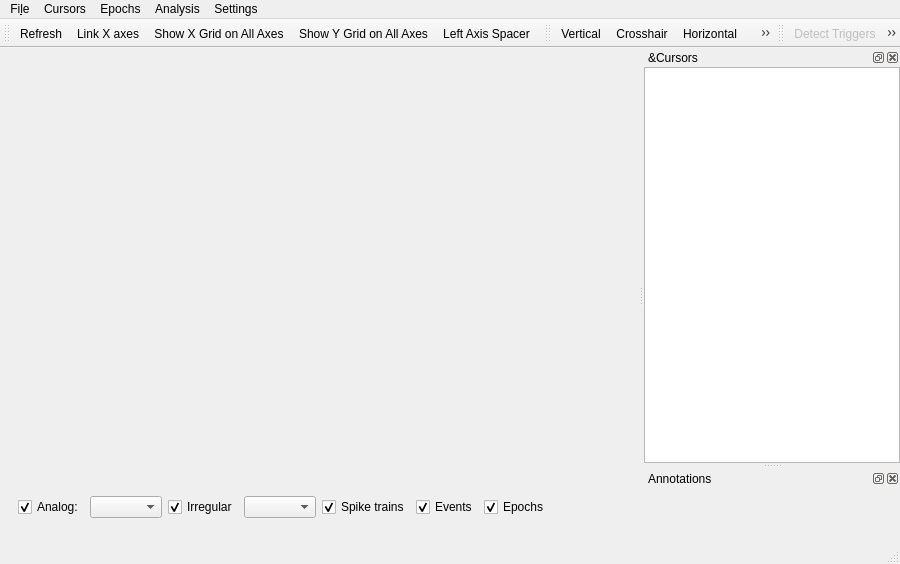
ctigaret/scipyen, file src/scipyen/gui/signalviewer.ui: the form before one commit.
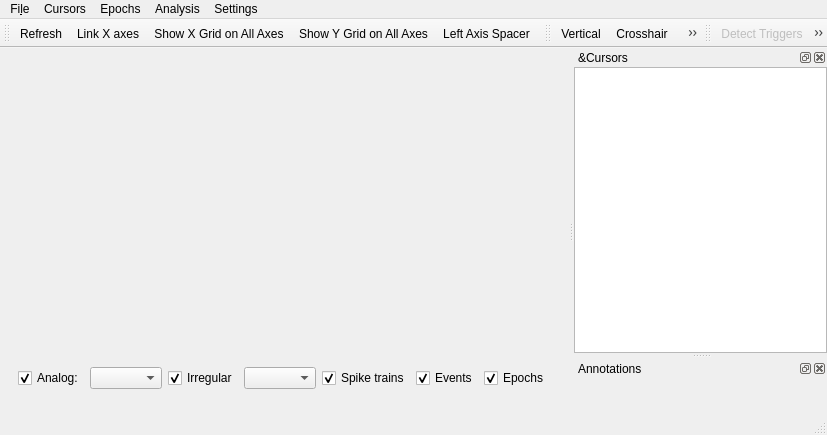
The form after the commit. Icons and pictures are not drawn. Custom widgets are drawn as their Qt base class.

Patch:
```diff
--- a/src/scipyen/gui/signalviewer.ui
+++ b/src/scipyen/gui/signalviewer.ui
@@ -6,8 +6,8 @@
    <rect>
     <x>0</x>
     <y>0</y>
-    <width>900</width>
-    <height>564</height>
+    <width>827</width>
+    <height>435</height>
    </rect>
   </property>
   <property name="sizePolicy">
@@ -126,8 +126,8 @@
     <rect>
      <x>0</x>
      <y>0</y>
-     <width>900</width>
-     <height>29</height>
+     <width>827</width>
+     <height>28</height>
     </rect>
    </property>
    <widget class="QMenu" name="menuFile">
```
Left out of the diff: 4 changed lines with no effect on the pictures.
